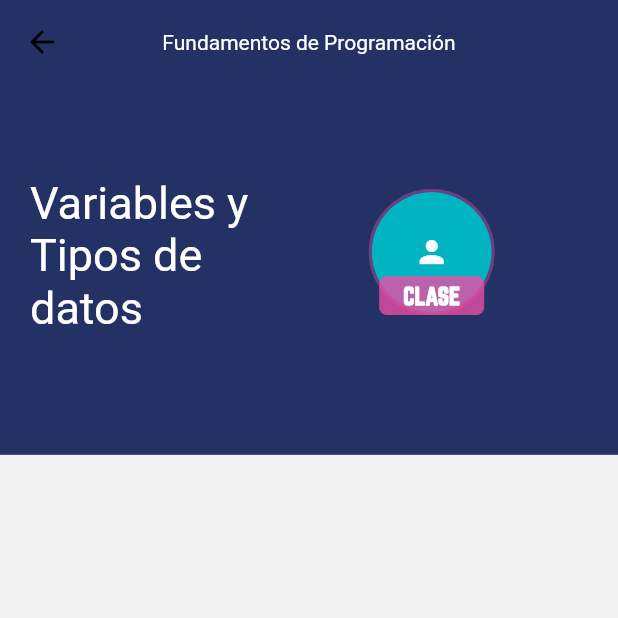
After one commit to FKSAxell/app-control-ayudante, a Flutter app: the ClasePage screen opened by its route, on a phone screen of 412 x 824 dp, the top half of it. The commit adds this screen. Run offline on Flutter 3.47's test engine with Material 2 defaults, Android fonts, the phone set to English and light mode, and no system bars; drawn by our look-alikes of auto_size_text; our stand-ins replace animate_do, firebase_core, firebase_messaging, flutter_svg, get, get_storage; accounts and stored records are empty; network calls fail.

Commit message:
Clase Page init

```diff
--- a/lib/main.dart
+++ b/lib/main.dart
@@ -9,6 +9,7 @@ import 'package:flutter/services.dart';
 void main() async {
   WidgetsFlutterBinding.ensureInitialized();
   await GetStorage.init();
+  //TODO:DESCOMENTAR
   await PushNotificationController.initializeApp();
 
   SystemChrome.setPreferredOrientations(
@@ -40,7 +41,7 @@ class _MyAppState extends State<MyApp> {
     return GetMaterialApp(
       debugShowCheckedModeBanner: false,
       title: 'Material App',
-      initialRoute: 'loading',
+      initialRoute: "loading", //'loading',
       getPages: appRoutes,
       theme: Themes.blue,
     );
--- a/lib/pages/ayudantia_page.dart
+++ b/lib/pages/ayudantia_page.dart
@@ -1,15 +1,14 @@
-import 'dart:math';
-
 import 'package:app_control_ayudante/controllers/clase_controller.dart';
 import 'package:app_control_ayudante/controllers/materias_facultad_controller.dart';
 import 'package:app_control_ayudante/helpers/MyBehavior.dart';
-import 'package:app_control_ayudante/helpers/colors.dart';
+
 import 'package:app_control_ayudante/helpers/hexcolor.dart';
-import 'package:app_control_ayudante/models/clase_model.dart';
+
 import 'package:app_control_ayudante/models/materia_model.dart';
 import 'package:animate_do/animate_do.dart';
 
 import 'package:app_control_ayudante/search/search_delegate.dart';
+import 'package:app_control_ayudante/widgets/widgets.dart';
 import 'package:get/get.dart';
 import 'package:flutter/material.dart';
 
@@ -299,102 +298,3 @@ class Materias extends StatelessWidget {
     );
   }
 }
-
-class AyudanteEnClase extends StatelessWidget {
-  final Clase clase;
-  const AyudanteEnClase({
-    Key? key,
-    required this.clase,
-  }) : super(key: key);
-
-  @override
-  Widget build(BuildContext context) {
-    final enClase = clase.enClase!;
-    final opacity = enClase ? 0.6 : 0.0;
-    final subOpacity = enClase ? 0.4 : 0.0;
-    Random random = new Random();
-    return Container(
-      padding: EdgeInsets.symmetric(horizontal: 8),
-      child: Column(
-        children: [
-          Stack(
-            alignment: Alignment.center,
-            children: [
-              Pulse(
-                child: CircleAvatar(
-                  radius: 15,
-                  backgroundColor: Color(0xffe84da6).withOpacity(opacity),
-                  child: ClipRRect(
-                    borderRadius: BorderRadius.circular(25),
-                    child: Container(),
-                  ),
-                ),
-                infinite: true,
-                duration: Duration(milliseconds: 2000),
-              ),
-              Container(
-                width: 45,
-                child: CircleAvatar(
-                  radius: 20,
-                  backgroundColor: colors[random.nextInt(8)],
-                  child: ClipRRect(
-                    borderRadius: BorderRadius.circular(25),
-                    child: Icon(
-                      Icons.person,
-                      color: Colors.white,
-                    ),
-                  ),
-                ),
-                decoration: BoxDecoration(
-                  shape: BoxShape.circle,
-                  border: Border.all(
-                    color: Color(0xffe84da6).withOpacity(subOpacity),
-                    width: 2.0,
-                  ),
-                ),
-              ),
-              enClase
-                  ? Positioned(
-                      bottom: 0,
-                      child: Container(
-                        width: 35,
-                        height: 13,
-                        alignment: Alignment.center,
-                        decoration: BoxDecoration(
-                            color: Color(0xffe84da6).withOpacity(0.8),
-                            borderRadius: BorderRadius.circular(5)),
-                        child: Text(
-                          "CLASE",
-                          textAlign: TextAlign.center,
-                          style: TextStyle(
-                            fontSize: 10,
-                            fontWeight: FontWeight.bold,
-                            fontFamily: "norwester",
-                            color: Colors.white,
-                          ),
-                        ),
-                      ),
-                    )
-                  : Container()
-            ],
-          ),
-          SizedBox(
-            height: 5,
-          ),
-          Flexible(
-            child: Container(
-              alignment: Alignment.center,
-              width: 80,
-              child: Text(
-                this.clase.sesion!.ayudantia!.usuario!.nombre!,
-                overflow: TextOverflow.ellipsis,
-                style: TextStyle(color: Colors.white, fontSize: 12),
-                textAlign: TextAlign.center,
-              ),
-            ),
-          )
-        ],
-      ),
-    );
-  }
-}
--- a/lib/pages/base_page.dart
+++ b/lib/pages/base_page.dart
@@ -32,7 +32,7 @@ class BasePage extends StatelessWidget {
         title: Obx(() => Text(titulos[menuCtrl.selectMenuOpt.value])),
         actions: [
           IconButton(
-            onPressed: () {},
+            onPressed: () => Get.toNamed("clase"),
             icon: Icon(Icons.notifications_none),
             splashRadius: 22,
           )
--- /dev/null
+++ b/lib/pages/clase_page.dart
@@ -0,0 +1,123 @@
+import 'package:animate_do/animate_do.dart';
+import 'package:app_control_ayudante/models/ayudantia_model.dart';
+import 'package:app_control_ayudante/models/clase_model.dart';
+import 'package:app_control_ayudante/models/materia_model.dart';
+import 'package:app_control_ayudante/models/sesion_model.dart';
+import 'package:app_control_ayudante/models/ubicacion_model.dart';
+import 'package:app_control_ayudante/models/usuario_model.dart';
+import 'package:app_control_ayudante/widgets/widgets.dart';
+import 'package:auto_size_text/auto_size_text.dart';
+import 'package:flutter/material.dart';
+import 'package:get/get.dart';
+
+class ClasePage extends StatelessWidget {
+  const ClasePage({Key? key}) : super(key: key);
+
+  @override
+  Widget build(BuildContext context) {
+    //TODO: Ejemplo de una clase
+    final Clase clase = new Clase(
+      id: "1",
+      tema: "Variables y Tipos de datos",
+      descripcion:
+          "En la clase de hoy necesito que traigan lapiz pluma y un poco de imaginación, no olvidar su laptop para realizar pruebas del codigo ;) ",
+      enlace: "https://www.youtube.com/piogram",
+      enClase: true,
+      ubicacion: new Ubicacion(
+        id: "1",
+        codigo: "YT",
+        nombre: "Youtube",
+      ),
+      sesion: new Sesion(
+        dia: 1,
+        horaInicio: 9,
+        minutoInicio: 0,
+        horaFin: 11,
+        minutoFin: 0,
+        ayudantia: new Ayudantia(
+          materia: new Materia(
+            nombre: "Fundamentos de Programación",
+            codigo: "CCPG1043",
+          ),
+          usuario: new Usuario(
+            email: "joealalv@espol.edu.ec",
+            nombre: "Joel Alejandro Alvarado Jimenez",
+          ),
+        ),
+      ),
+    );
+
+    return Scaffold(
+      appBar: AppBar(
+        title: Text(clase.sesion!.ayudantia!.materia!.nombre!),
+      ),
+      body: Container(
+        color: context.theme.scaffoldBackgroundColor,
+        child: Column(
+          children: [
+            HeaderClase(
+              clase: clase,
+            )
+          ],
+        ),
+      ),
+    );
+  }
+}
+
+class HeaderClase extends StatelessWidget {
+  const HeaderClase({
+    Key? key,
+    required this.clase,
+  }) : super(key: key);
+  final Clase clase;
+
+  @override
+  Widget build(BuildContext context) {
+    final size = MediaQuery.of(context).size;
+    return Container(
+      color: context.theme.primaryColor,
+      width: double.infinity,
+      height: size.height * 0.3,
+      child: Row(
+        children: [
+          Container(
+            padding: EdgeInsets.only(left: 20),
+            child: Column(
+              mainAxisAlignment: MainAxisAlignment.center,
+              children: [
+                Container(
+                  width: size.width * 0.40,
+                  height: size.height * 0.15,
+                  child: AutoSizeText(
+                    clase.tema!,
+                    style: TextStyle(color: Colors.white, fontSize: 30),
+                    maxLines: 4,
+                  ),
+                ),
+              ],
+            ),
+          ),
+          Container(
+            width: size.width * 0.5,
+            height: size.height * 0.13,
+            child: Center(
+              child: FadeIn(
+                child: AyudanteEnClase(
+                  clase: clase,
+                  width: 90,
+                  radius: 40,
+                  pulse: 30,
+                  heightContainer: 26,
+                  widthContainer: 70,
+                  fontSize: 15,
+                  showText: false,
+                ),
+              ),
+            ),
+          ),
+        ],
+      ),
+    );
+  }
+}
--- a/lib/pages/horario_page.dart
+++ b/lib/pages/horario_page.dart
@@ -22,6 +22,7 @@ class _HorarioPageState extends State<HorarioPage>
     return Column(
       children: [
         Container(
+          color: context.theme.backgroundColor,
           padding: EdgeInsets.symmetric(vertical: 20),
           child: Column(
             children: [
--- a/lib/pages/prueba_page.dart
+++ /dev/null
@@ -1,14 +0,0 @@
-import 'package:flutter/material.dart';
-
-class PruebaPage extends StatelessWidget {
-  const PruebaPage({Key? key}) : super(key: key);
-
-  @override
-  Widget build(BuildContext context) {
-    return Center(
-      child: Container(
-        child: Text("Prueba Page"),
-      ),
-    );
-  }
-}
--- a/lib/routes/routes.dart
+++ b/lib/routes/routes.dart
@@ -1,6 +1,7 @@
 import 'package:app_control_ayudante/pages/asistencia_page.dart';
 import 'package:app_control_ayudante/pages/ayudante_page.dart';
 import 'package:app_control_ayudante/pages/ayudantia_page.dart';
+import 'package:app_control_ayudante/pages/clase_page.dart';
 import 'package:app_control_ayudante/pages/estudiante_page.dart';
 import 'package:app_control_ayudante/pages/base_page.dart';
 import 'package:app_control_ayudante/pages/horario_page.dart';
@@ -21,4 +22,5 @@ final List<GetPage> appRoutes = [
   GetPage(name: 'asistencia', page: () => AsistenciaPage()),
   GetPage(name: 'materia', page: () => MateriaPage()),
   GetPage(name: 'ayudante', page: () => AyudantePage()),
+  GetPage(name: 'clase', page: () => ClasePage()),
 ];
--- a/lib/theme/blue_theme.dart
+++ b/lib/theme/blue_theme.dart
@@ -1,8 +1,10 @@
 import 'package:flutter/material.dart';
 
 final blueTheme = ThemeData.light().copyWith(
-  backgroundColor: Color(0xfff2f2f2),
+  scaffoldBackgroundColor: Color(0xfff2f2f2), //0xffE5E9F2
+  backgroundColor: Colors.white,
   primaryColor: Color(0xff243165),
+
   // canvasColor: Color(0xff243165),
   brightness: Brightness.dark,
 
@@ -28,6 +30,7 @@ final blueTheme = ThemeData.light().copyWith(
     color: Colors.black,
   ),
 
-  // textTheme: TextTheme().copyWith(),
+  // textTheme: TextTheme().copyWith(bodyText2: TextStyle(color: Colors.white)),
   buttonColor: Colors.blue,
 );
+//fondo 0xffE5E9F2
--- /dev/null
+++ b/lib/widgets/ayudantes_en_clase.dart
@@ -0,0 +1,118 @@
+part of 'widgets.dart';
+
+class AyudanteEnClase extends StatelessWidget {
+  final Clase clase;
+  const AyudanteEnClase({
+    Key? key,
+    required this.clase,
+    this.pulse: 15,
+    this.radius: 20,
+    this.width: 45,
+    this.padding: 8,
+    this.widthContainer: 35,
+    this.heightContainer: 13,
+    this.fontSize: 10,
+    this.showText: true,
+  }) : super(key: key);
+  final double pulse;
+  final double radius;
+  final double width;
+  final double padding;
+  final double widthContainer;
+  final double heightContainer;
+  final double fontSize;
+  final bool showText;
+
+  @override
+  Widget build(BuildContext context) {
+    final enClase = clase.enClase!;
+    final opacity = enClase ? 0.6 : 0.0;
+    final subOpacity = enClase ? 0.4 : 0.0;
+    Random random = new Random();
+    return Container(
+      padding: EdgeInsets.symmetric(horizontal: this.padding),
+      child: Column(
+        children: [
+          Stack(
+            alignment: Alignment.center,
+            children: [
+              Pulse(
+                child: CircleAvatar(
+                  radius: this.pulse,
+                  backgroundColor: Color(0xffe84da6).withOpacity(opacity),
+                  child: ClipRRect(
+                    borderRadius: BorderRadius.circular(25),
+                    child: Container(),
+                  ),
+                ),
+                infinite: true,
+                duration: Duration(milliseconds: 2000),
+              ),
+              Container(
+                width: this.width,
+                child: CircleAvatar(
+                  radius: this.radius,
+                  backgroundColor: colors[random.nextInt(8)],
+                  child: ClipRRect(
+                    borderRadius: BorderRadius.circular(25),
+                    child: Icon(
+                      Icons.person,
+                      color: Colors.white,
+                    ),
+                  ),
+                ),
+                decoration: BoxDecoration(
+                  shape: BoxShape.circle,
+                  border: Border.all(
+                    color: Color(0xffe84da6).withOpacity(subOpacity),
+                    width: 2.0,
+                  ),
+                ),
+              ),
+              enClase
+                  ? Positioned(
+                      bottom: 0,
+                      child: Container(
+                        width: this.widthContainer, //35
+                        height: this.heightContainer, //13
+                        alignment: Alignment.center,
+                        decoration: BoxDecoration(
+                            color: Color(0xffe84da6).withOpacity(0.8),
+                            borderRadius: BorderRadius.circular(5)),
+                        child: Text(
+                          "CLASE",
+                          textAlign: TextAlign.center,
+                          style: TextStyle(
+                            fontSize: this.fontSize, //10
+                            fontWeight: FontWeight.bold,
+                            fontFamily: "norwester",
+                            color: Colors.white,
+                          ),
+                        ),
+                      ),
+                    )
+                  : Container()
+            ],
+          ),
+          SizedBox(
+            height: 5,
+          ),
+          this.showText
+              ? Flexible(
+                  child: Container(
+                    alignment: Alignment.center,
+                    width: 80,
+                    child: Text(
+                      this.clase.sesion!.ayudantia!.usuario!.nombre!,
+                      overflow: TextOverflow.ellipsis,
+                      style: TextStyle(color: Colors.white, fontSize: 12),
+                      textAlign: TextAlign.center,
+                    ),
+                  ),
+                )
+              : Container()
+        ],
+      ),
+    );
+  }
+}
--- a/lib/widgets/widgets.dart
+++ b/lib/widgets/widgets.dart
@@ -1,8 +1,13 @@
 import 'package:flutter/material.dart';
 import 'package:flutter_svg/flutter_svg.dart';
 import 'package:get/get.dart';
+import 'dart:math';
+import 'package:animate_do/animate_do.dart';
+import 'package:app_control_ayudante/helpers/colors.dart';
+import 'package:app_control_ayudante/models/clase_model.dart';
 
 part 'entrada_widget.dart';
 part 'boton_widget.dart';
 part 'logo_widget.dart';
 part 'etiqueta_widget.dart';
+part 'ayudantes_en_clase.dart';
--- a/pubspec.yaml
+++ b/pubspec.yaml
@@ -32,7 +32,7 @@ dependencies:
   flutter_svg:
   quiver: ^3.0.1
   animate_do: ^2.0.0
-  google_fonts: ^2.1.0
+  auto_size_text: ^3.0.0-nullsafety.0
   #flutter_local_notifications: ^8.0.0
 
 dev_dependencies:
```
Also changed, not shown: pubspec.lock.
